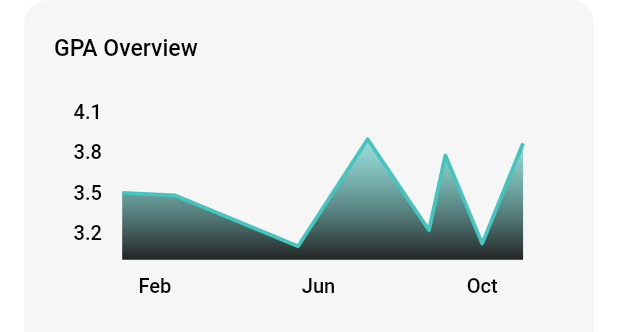
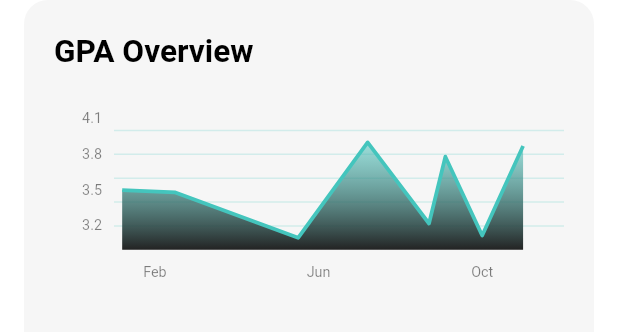
Before and after one commit to IshanA2007/GeneSIS, a Flutter app: the GenesisCarouselGraph widget shown alone on an empty page, opened directly, on a phone screen of 412 x 824 dp. Shown: the top 332 px of the screen. Run offline on Flutter 3.47's test engine with Material 3 defaults, Android fonts, the light colour scheme and no system bars; drawn by our look-alikes of fl_chart; our stand-ins replace carousel_slider, flutter_screenutil, get, iconsax, smooth_page_indicator; Roboto replaces fonts that are missing (Poppins).

Commit message:
graph + styling (responsivity for graph might be cooked)

```diff
--- a/lib/common/widgets/card_grid.dart
+++ b/lib/common/widgets/card_grid.dart
@@ -3,16 +3,17 @@ import 'package:grades/common/widgets/genesis_card.dart';
 import 'package:grades/utils/constants/sizes.dart';
 
 class GenesisCardGrid extends StatelessWidget {
-  const GenesisCardGrid({super.key, required this.columns, required this.rows, required this.children, required this.childAspectRatio});
+  const GenesisCardGrid({super.key, this.padding = const EdgeInsets.symmetric(horizontal: GenesisSizes.md), required this.columns, required this.rows, required this.children, required this.childAspectRatio});
 
   final int rows;
   final int columns;
   final List<Widget> children;
   final double childAspectRatio;
+  final EdgeInsets padding;
   @override
   Widget build(BuildContext context) {
     return Padding(
-      padding: const EdgeInsets.symmetric(horizontal: GenesisSizes.md, vertical: GenesisSizes.spaceBtwItems),
+      padding: padding,
       child: MediaQuery.removePadding(
         context: context,
         removeTop: true,
--- a/lib/features/app/screens/gradebook/gradebook.dart
+++ b/lib/features/app/screens/gradebook/gradebook.dart
@@ -19,6 +19,7 @@ class Gradebook extends StatelessWidget {
             GenesisCardGrid(
               rows: 7,
               columns: 1,
+              padding: EdgeInsets.only(left: GenesisSizes.md, right: GenesisSizes.md, top: GenesisSizes.spaceBtwItems),
               childAspectRatio: 2.8,
               children: [
                 GradeCard(
--- a/lib/features/app/screens/gradebook/widgets/gradebook_gradecard.dart
+++ b/lib/features/app/screens/gradebook/widgets/gradebook_gradecard.dart
@@ -58,7 +58,7 @@ class GradeCard extends StatelessWidget {
                                     "${monthlyChange >= 0 ? '+' : '-'}${monthlyChange.abs()}%",
                                 style: Theme.of(context)
                                     .textTheme
-                                    .labelMedium!
+                                    .bodySmall!
                                     .apply(
                                       color: monthlyChange >= 0
                                           ? Colors.greenAccent
--- a/lib/features/app/screens/home/widgets/home_carousel_graph.dart
+++ b/lib/features/app/screens/home/widgets/home_carousel_graph.dart
@@ -26,22 +26,29 @@ class GenesisCarouselGraph extends StatelessWidget {
             children: [
               Text(
                 "GPA Overview",
-                style: Theme.of(context)
-                    .textTheme
-                    .titleMedium,
+                style: Theme.of(context).textTheme.titleLarge,
               ),
               const SizedBox(
                 height: GenesisSizes.spaceBtwItems * 2,
               ),
               AspectRatio(
-                aspectRatio: 16 / 6.5,
+                aspectRatio: 16 / 6,
                 child: LineChart(
                   LineChartData(
                     lineTouchData: const LineTouchData(
                       handleBuiltInTouches: true,
                     ),
-                    gridData: const FlGridData(
-                      show: false,
+                    gridData: FlGridData(
+                      show: true,
+                      drawHorizontalLine: true,
+                      drawVerticalLine: false,
+                      horizontalInterval: 20,
+                      getDrawingHorizontalLine: (value) {
+                        return FlLine(
+                          color: GenesisColors.primaryColor.withOpacity(0.2),
+                          strokeWidth: 1,
+                        );
+                      },
                     ),
                     titlesData: FlTitlesData(
                       rightTitles: const AxisTitles(
@@ -61,8 +68,13 @@ class GenesisCarouselGraph extends StatelessWidget {
                             return data.bottomTitle[value.toInt()] != null
                                 ? SideTitleWidget(
                                     axisSide: meta.axisSide,
-                                    child: Text(data.bottomTitle[value.toInt()]
-                                        .toString()),
+                                    child: Text(
+                                      data.bottomTitle[value.toInt()]
+                                          .toString(),
+                                      style: Theme.of(context)
+                                          .textTheme
+                                          .labelSmall,
+                                    ),
                                   )
                                 : const SizedBox();
                           },
@@ -77,8 +89,12 @@ class GenesisCarouselGraph extends StatelessWidget {
                             return data.leftTitle[value.toInt()] != null
                                 ? SideTitleWidget(
                                     axisSide: meta.axisSide,
-                                    child: Text(data.leftTitle[value.toInt()]
-                                        .toString()),
+                                    child: Text(
+                                      data.leftTitle[value.toInt()].toString(),
+                                      style: Theme.of(context)
+                                          .textTheme
+                                          .labelSmall,
+                                    ),
                                   )
                                 : const SizedBox();
                           },
```
